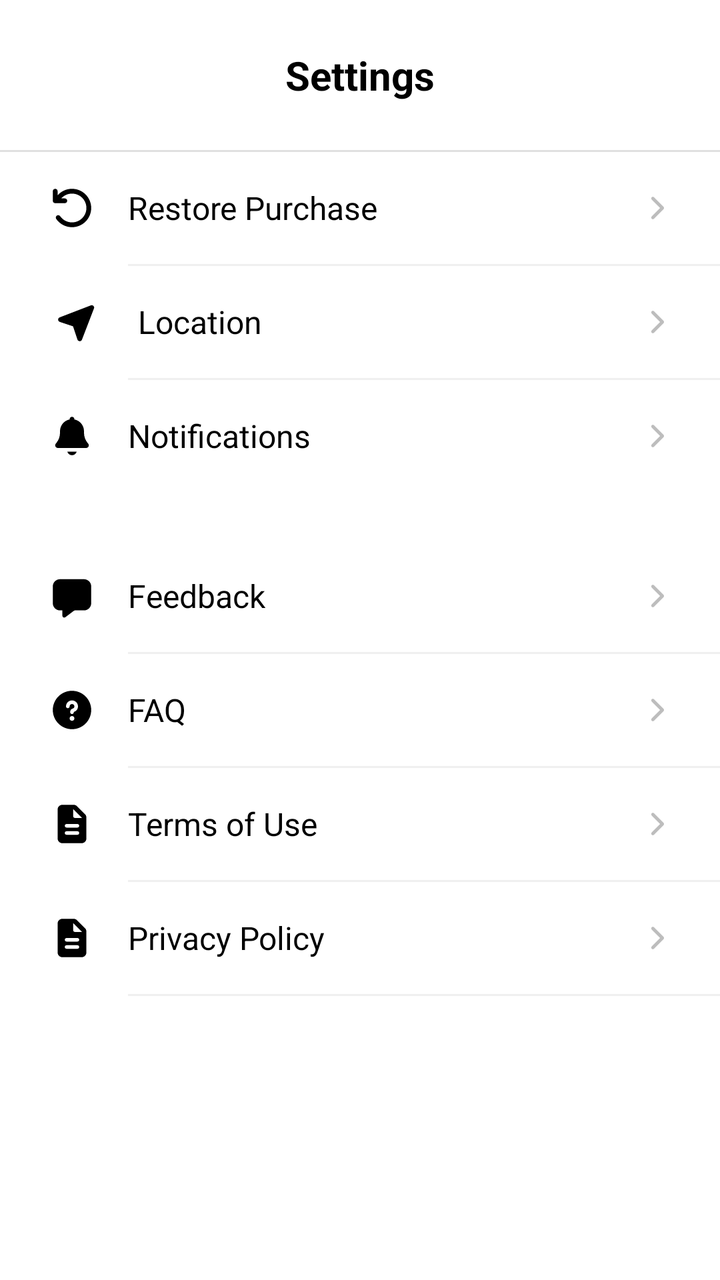
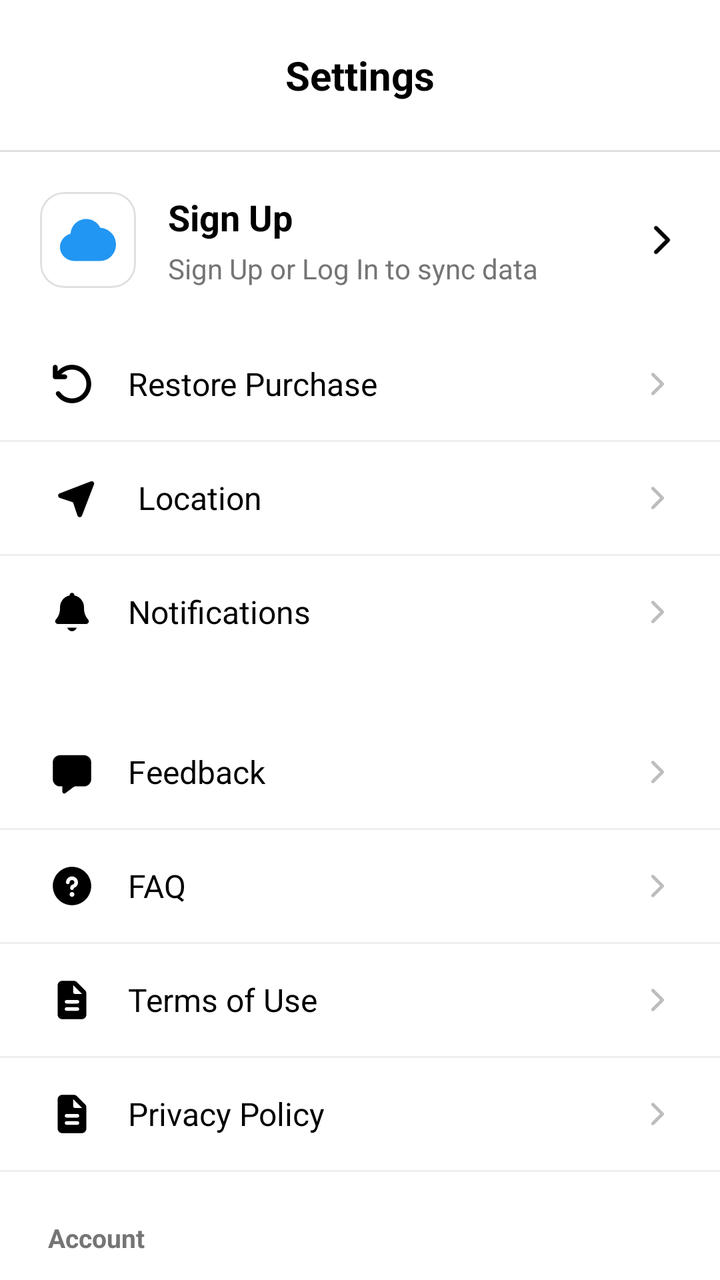

The first picture is an Android layout as it rendered before a commit; the second is the same layout after the commit. The layout source and the unified diff follow.
<!-- AndroidManifest.xml: application theme Theme.LeafyApp -->
<!-- res/layout/fragment_profile.xml -->
<?xml version="1.0" encoding="utf-8"?>
<androidx.core.widget.NestedScrollView xmlns:android="http://schemas.android.com/apk/res/android"
    xmlns:app="http://schemas.android.com/apk/res-auto"
    android:layout_width="match_parent"
    android:layout_height="match_parent"
    android:background="#FFFFFF"
    android:fillViewport="true">

    <LinearLayout
        android:layout_width="match_parent"
        android:layout_height="wrap_content"
        android:orientation="vertical">

        <TextView
            android:layout_width="match_parent"
            android:layout_height="wrap_content"
            android:gravity="center"
            android:paddingTop="24dp"
            android:paddingBottom="24dp"
            android:text="Settings"
            android:textColor="#000000"
            android:textSize="20sp"
            android:textStyle="bold" />

        <View
            android:layout_width="match_parent"
            android:layout_height="1dp"
            android:background="#E0E0E0" />

        <LinearLayout
            android:id="@+id/row_restore"
            android:layout_width="match_parent"
            android:layout_height="56dp"
            android:background="?attr/selectableItemBackground"
            android:clickable="true"
            android:focusable="true"
            android:gravity="center_vertical"
            android:orientation="horizontal"
            android:paddingStart="24dp"
            android:paddingEnd="24dp">

            <ImageView
                android:layout_width="24dp"
                android:layout_height="24dp"
                android:src="@drawable/arrow_rotate_left_solid_full"
                app:tint="#000000" />
            <TextView
                android:layout_width="0dp"
                android:layout_height="wrap_content"
                android:layout_marginStart="16dp"
                android:layout_weight="1"
                android:text="Restore Purchase"
                android:textColor="#000000"
                android:textSize="16sp" />

            <ImageView
                android:layout_width="16dp"
                android:layout_height="16dp"
                android:src="@drawable/ic_arrow_right"
                app:tint="#BDBDBD" />
        </LinearLayout>

        <View android:layout_width="match_parent" android:layout_height="1dp" android:background="#F0F0F0" android:layout_marginStart="64dp"/>

        <LinearLayout
            android:id="@+id/row_location"
            android:layout_width="match_parent"
            android:layout_height="56dp"
            android:background="?attr/selectableItemBackground"
            android:clickable="true"
            android:focusable="true"
            android:gravity="center_vertical"
            android:orientation="horizontal"
            android:paddingStart="24dp"
            android:paddingEnd="24dp">

            <ImageView
                android:layout_width="29dp"
                android:layout_height="24dp"
                android:src="@drawable/location_arrow_solid_full"
                app:tint="#000000" />

            <TextView
                android:layout_width="0dp"
                android:layout_height="wrap_content"
                android:layout_marginStart="16dp"
                android:layout_weight="1"
                android:text="Location"
                android:textColor="#000000"
                android:textSize="16sp" />

            <ImageView
                android:layout_width="16dp"
                android:layout_height="16dp"
                android:src="@drawable/ic_arrow_right"
                app:tint="#BDBDBD" />
        </LinearLayout>

        <View android:layout_width="match_parent" android:layout_height="1dp" android:background="#F0F0F0" android:layout_marginStart="64dp"/>

        <LinearLayout
            android:id="@+id/row_notifications"
            android:layout_width="match_parent"
            android:layout_height="56dp"
            android:background="?attr/selectableItemBackground"
            android:clickable="true"
            android:focusable="true"
            android:gravity="center_vertical"
            android:orientation="horizontal"
            android:paddingStart="24dp"
            android:paddingEnd="24dp">

            <ImageView
                android:layout_width="24dp"
                android:layout_height="24dp"
                android:src="@drawable/ic_notifications"
                app:tint="#000000" />

            <TextView
                android:layout_width="0dp"
                android:layout_height="wrap_content"
                android:layout_marginStart="16dp"
                android:layout_weight="1"
                android:text="Notifications"
                android:textColor="#000000"
                android:textSize="16sp" />

            <ImageView
                android:layout_width="16dp"
                android:layout_height="16dp"
                android:src="@drawable/ic_arrow_right"
                app:tint="#BDBDBD" />
        </LinearLayout>

        <View android:layout_width="match_parent" android:layout_height="24dp" />

        <LinearLayout
            android:id="@+id/row_feedback"
            android:layout_width="match_parent"
            android:layout_height="56dp"
            android:background="?attr/selectableItemBackground"
            android:gravity="center_vertical"
            android:orientation="horizontal"
            android:paddingStart="24dp"
            android:paddingEnd="24dp">

            <ImageView
                android:layout_width="24dp"
                android:layout_height="24dp"
                android:src="@drawable/message_solid_full"
                app:tint="#000000" />

            <TextView
                android:layout_width="0dp"
                android:layout_height="wrap_content"
                android:layout_marginStart="16dp"
                android:layout_weight="1"
                android:text="Feedback"
                android:textColor="#000000"
                android:textSize="16sp" />

            <ImageView
                android:layout_width="16dp"
                android:layout_height="16dp"
                android:src="@drawable/ic_arrow_right"
                app:tint="#BDBDBD" />
        </LinearLayout>

        <View android:layout_width="match_parent" android:layout_height="1dp" android:background="#F0F0F0" android:layout_marginStart="64dp"/>

        <LinearLayout
            android:id="@+id/row_faq"
            android:layout_width="match_parent"
            android:layout_height="56dp"
            android:background="?attr/selectableItemBackground"
            android:gravity="center_vertical"
            android:orientation="horizontal"
            android:paddingStart="24dp"
            android:paddingEnd="24dp">

            <ImageView
                android:layout_width="24dp"
                android:layout_height="24dp"
                android:src="@drawable/circle_question_solid_full"
                app:tint="#000000" />

            <TextView
                android:layout_width="0dp"
                android:layout_height="wrap_content"
                android:layout_marginStart="16dp"
                android:layout_weight="1"
                android:text="FAQ"
                android:textColor="#000000"
                android:textSize="16sp" />

            <ImageView
                android:layout_width="16dp"
                android:layout_height="16dp"
                android:src="@drawable/ic_arrow_right"
                app:tint="#BDBDBD" />
        </LinearLayout>

        <View android:layout_width="match_parent" android:layout_height="1dp" android:background="#F0F0F0" android:layout_marginStart="64dp"/>

        <LinearLayout
            android:id="@+id/row_term"
            android:layout_width="match_parent"
            android:layout_height="56dp"
            android:background="?attr/selectableItemBackground"
            android:gravity="center_vertical"
            android:orientation="horizontal"
            android:paddingStart="24dp"
            android:paddingEnd="24dp">

            <ImageView
                android:layout_width="24dp"
                android:layout_height="24dp"
                android:src="@drawable/file_lines_solid_full"
                app:tint="#000000" />

            <TextView
                android:layout_width="0dp"
                android:layout_height="wrap_content"
                android:layout_marginStart="16dp"
                android:layout_weight="1"
                android:text="Terms of Use"
                android:textColor="#000000"
                android:textSize="16sp" />

            <ImageView
                android:layout_width="16dp"
                android:layout_height="16dp"
                android:src="@drawable/ic_arrow_right"
                app:tint="#BDBDBD" />
        </LinearLayout>

        <View android:layout_width="match_parent" android:layout_height="1dp" android:background="#F0F0F0" android:layout_marginStart="64dp"/>

        <LinearLayout
            android:id="@+id/row_privacy"
            android:layout_width="match_parent"
            android:layout_height="56dp"
            android:background="?attr/selectableItemBackground"
            android:gravity="center_vertical"
            android:orientation="horizontal"
            android:paddingStart="24dp"
            android:paddingEnd="24dp">

            <ImageView
                android:layout_width="24dp"
                android:layout_height="24dp"
                android:src="@drawable/file_lines_solid_full"
                app:tint="#000000" />

            <TextView
                android:layout_width="0dp"
                android:layout_height="wrap_content"
                android:layout_marginStart="16dp"
                android:layout_weight="1"
                android:text="Privacy Policy"
                android:textColor="#000000"
                android:textSize="16sp" />

            <ImageView
                android:layout_width="16dp"
                android:layout_height="16dp"
                android:src="@drawable/ic_arrow_right"
                app:tint="#BDBDBD" />
        </LinearLayout>

        <View android:layout_width="match_parent" android:layout_height="1dp" android:background="#F0F0F0" android:layout_marginStart="64dp"/>

    </LinearLayout>
</androidx.core.widget.NestedScrollView>
<!-- resources referenced by this layout -->
<resources>
  <!-- drawable ic_arrow_right (drawable) -->
  <vector xmlns:android="http://schemas.android.com/apk/res/android" android:autoMirrored="true" android:height="640dp" android:viewportHeight="640" android:viewportWidth="640" android:width="640dp">
        
      <path android:fillColor="#FF000000" android:pathData="M471.1,297.4C483.6,309.9 483.6,330.2 471.1,342.7L279.1,534.7C266.6,547.2 246.3,547.2 233.8,534.7C221.3,522.2 221.3,501.9 233.8,489.4L403.2,320L233.9,150.6C221.4,138.1 221.4,117.8 233.9,105.3C246.4,92.8 266.7,92.8 279.2,105.3L471.2,297.3z"/>
      
  </vector>
  <!-- drawable message_solid_full (drawable) -->
  <vector xmlns:android="http://schemas.android.com/apk/res/android" android:autoMirrored="true" android:height="640dp" android:viewportHeight="640" android:viewportWidth="640" android:width="640dp">
        
      <path android:fillColor="#FF000000" android:pathData="M64,416L64,192C64,139 107,96 160,96L480,96C533,96 576,139 576,192L576,416C576,469 533,512 480,512L360,512C354.8,512 349.8,513.7 345.6,516.8L230.4,603.2C226.2,606.3 221.2,608 216,608C202.7,608 192,597.3 192,584L192,512L160,512C107,512 64,469 64,416z"/>
      
  </vector>
  <style name="Theme.LeafyApp" parent="Theme.Material3.DayNight.NoActionBar">
          
          <item name="android:windowNoTitle">true</item>
          <item name="windowNoTitle">true</item>
  
          
          <item name="android:windowFullscreen">true</item>
          <item name="android:statusBarColor">@android:color/transparent</item>
  
          
          <item name="colorPrimary">@color/purple_500</item>
          <item name="colorOnPrimary">@color/white</item>
          <item name="colorSecondary">@color/teal_200</item>
      </style>
  <color name="purple_500">#FF6200EE</color>
  <color name="white">#FFFFFFFF</color>
  <color name="teal_200">#FF03DAC5</color>
  <!-- unchanged entries left out for length: 5 -->
</resources>

<!-- the commit's change to res/layout/fragment_profile.xml (unified diff, before → after) -->
@@ -4,7 +4,10 @@
     android:layout_width="match_parent"
     android:layout_height="match_parent"
     android:background="#FFFFFF"
-    android:fillViewport="true">
+    android:fillViewport="true"
+    android:paddingBottom="105dp"
+    android:clipToPadding="false"
+    >
 
     <LinearLayout
         android:layout_width="match_parent"
@@ -28,6 +31,63 @@
             android:background="#E0E0E0" />
 
         <LinearLayout
+            android:id="@+id/card_sign_up_banner"
+            android:layout_width="match_parent"
+            android:layout_height="wrap_content"
+            android:orientation="horizontal"
+            android:gravity="center_vertical"
+            android:padding="20dp"
+            android:background="?attr/selectableItemBackground"
+            android:clickable="true"
+            android:focusable="true">
+
+            <com.google.android.material.card.MaterialCardView
+                android:layout_width="48dp"
+                android:layout_height="48dp"
+                app:cardCornerRadius="12dp"
+                app:cardElevation="0dp"
+                app:strokeWidth="1dp"
+                app:strokeColor="#E0E0E0"
+                app:cardBackgroundColor="#FFFFFF">
+                <ImageView
+                    android:layout_width="28dp"
+                    android:layout_height="28dp"
+                    android:layout_gravity="center"
+                    android:src="@drawable/ic_cloud"
+                    app:tint="#2196F3"/> </com.google.android.material.card.MaterialCardView>
+
+            <LinearLayout
+                android:layout_width="0dp"
+                android:layout_height="wrap_content"
+                android:layout_weight="1"
+                android:layout_marginStart="16dp"
+                android:orientation="vertical">
+
+                <TextView
+                    android:layout_width="wrap_content"
+                    android:layout_height="wrap_content"
+                    android:text="Sign Up"
+                    android:textColor="#000000"
+                    android:textSize="18sp"
+                    android:textStyle="bold"/>
+
+                <TextView
+                    android:layout_width="wrap_content"
+                    android:layout_height="wrap_content"
+                    android:text="Sign Up or Log In to sync data"
+                    android:textColor="#757575"
+                    android:textSize="14sp"
+                    android:layout_marginTop="4dp"/>
+            </LinearLayout>
+
+            <ImageView
+                android:layout_width="20dp"
+                android:layout_height="20dp"
+                android:src="@drawable/ic_arrow_right"
+                app:tint="#000000"/>
+        </LinearLayout>
+
+        <LinearLayout
             android:id="@+id/row_restore"
             android:layout_width="match_parent"
             android:layout_height="56dp"
@@ -60,7 +120,7 @@
                 app:tint="#BDBDBD" />
         </LinearLayout>
 
-        <View android:layout_width="match_parent" android:layout_height="1dp" android:background="#F0F0F0" android:layout_marginStart="64dp"/>
+        <View android:layout_width="match_parent" android:layout_height="1dp" android:background="#F0F0F0"/>
 
         <LinearLayout
             android:id="@+id/row_location"
@@ -96,7 +156,7 @@
                 app:tint="#BDBDBD" />
         </LinearLayout>
 
-        <View android:layout_width="match_parent" android:layout_height="1dp" android:background="#F0F0F0" android:layout_marginStart="64dp"/>
+        <View android:layout_width="match_parent" android:layout_height="1dp" android:background="#F0F0F0"/>
 
         <LinearLayout
             android:id="@+id/row_notifications"
@@ -166,7 +226,7 @@
                 app:tint="#BDBDBD" />
         </LinearLayout>
 
-        <View android:layout_width="match_parent" android:layout_height="1dp" android:background="#F0F0F0" android:layout_marginStart="64dp"/>
+        <View android:layout_width="match_parent" android:layout_height="1dp" android:background="#F0F0F0"/>
 
         <LinearLayout
             android:id="@+id/row_faq"
@@ -200,7 +260,7 @@
                 app:tint="#BDBDBD" />
         </LinearLayout>
 
-        <View android:layout_width="match_parent" android:layout_height="1dp" android:background="#F0F0F0" android:layout_marginStart="64dp"/>
+        <View android:layout_width="match_parent" android:layout_height="1dp" android:background="#F0F0F0"/>
 
         <LinearLayout
             android:id="@+id/row_term"
@@ -234,7 +294,7 @@
                 app:tint="#BDBDBD" />
         </LinearLayout>
 
-        <View android:layout_width="match_parent" android:layout_height="1dp" android:background="#F0F0F0" android:layout_marginStart="64dp"/>
+        <View android:layout_width="match_parent" android:layout_height="1dp" android:background="#F0F0F0"/>
 
         <LinearLayout
             android:id="@+id/row_privacy"
@@ -268,7 +328,156 @@
                 app:tint="#BDBDBD" />
         </LinearLayout>
 
-        <View android:layout_width="match_parent" android:layout_height="1dp" android:background="#F0F0F0" android:layout_marginStart="64dp"/>
+        <View android:layout_width="match_parent" android:layout_height="1dp" android:background="#F0F0F0"/>
+
+        <TextView
+            android:layout_width="wrap_content"
+            android:layout_height="wrap_content"
+            android:text="Account"
+            android:textColor="#757575"
+            android:textSize="13sp"
+            android:textStyle="bold"
+            android:layout_marginStart="24dp"
+            android:layout_marginTop="24dp"
+            android:layout_marginBottom="8dp"/>
+
+        <com.google.android.material.card.MaterialCardView
+            android:layout_width="match_parent"
+            android:layout_height="wrap_content"
+            android:layout_marginBottom="32dp"
+            app:cardCornerRadius="16dp"
+            app:cardElevation="0dp"
+            app:strokeWidth="0dp"
+            app:cardBackgroundColor="#FFFFFF">
+
+            <LinearLayout
+                android:layout_width="match_parent"
+                android:layout_height="wrap_content"
+                android:orientation="vertical">
+
+                <LinearLayout
+                    android:layout_width="match_parent"
+                    android:layout_height="64dp"
+                    android:gravity="center_vertical"
+                    android:orientation="horizontal"
+                    android:paddingHorizontal="16dp"
+                    android:background="?attr/selectableItemBackground">
+
+                    <com.google.android.material.card.MaterialCardView
+                        android:layout_width="36dp"
+                        android:layout_height="36dp"
+                        app:cardCornerRadius="18dp"
+                        app:cardElevation="0dp"
+                        app:cardBackgroundColor="#F5F5F5"
+                        app:strokeWidth="0dp">
+                        <ImageView
+                            android:layout_width="20dp"
+                            android:layout_height="20dp"
+                            android:layout_gravity="center"
+                            android:src="@drawable/ic_user_solid_full"
+                            app:tint="#1A1C1E" />
+                    </com.google.android.material.card.MaterialCardView>
+
+                    <TextView
+                        android:layout_width="wrap_content"
+                        android:layout_height="wrap_content"
+                        android:layout_marginStart="16dp"
+                        android:text="User ID"
+                        android:textColor="#1A1C1E"
+                        android:textSize="16sp"
+                        android:fontFamily="sans-serif-medium"/>
+
+                    <LinearLayout
+                        android:id="@+id/btn_copy_userid"
+                        android:layout_width="0dp"
+                        android:layout_height="match_parent"
+                        android:layout_weight="1"
+                        android:gravity="center_vertical|end"
+                        android:orientation="horizontal"
+                        android:clickable="true"
+                        android:focusable="true">
+
+                        <TextView
+                            android:id="@+id/tv_user_id"
+                            android:layout_width="wrap_content"
+                            android:layout_height="wrap_content"
+                            android:text="fLaLbUu62..."
+                            android:textColor="#757575"
+                            android:textSize="14sp"
+                            android:ellipsize="middle"
+                            android:maxWidth="120dp"
+                            android:maxLines="1"/>
+
+                        <ImageView
+                            android:layout_width="18dp"
+                            android:layout_height="18dp"
+                            android:layout_marginStart="8dp"
+                            android:src="@drawable/copy_solid_full"
+                            app:tint="#BDBDBD"/>
+                    </LinearLayout>
+                </LinearLayout>
+
+                <View android:layout_width="match_parent" android:layout_height="1dp" android:background="#F0F0F0"/>
+
+                <LinearLayout
+                    android:id="@+id/btn_logout"
+                    android:layout_width="match_parent"
+                    android:layout_height="64dp"
+                    android:gravity="center_vertical"
+                    android:orientation="horizontal"
+                    android:paddingHorizontal="16dp"
+                    android:clickable="true"
+                    android:focusable="true"
+                    android:background="?attr/selectableItemBackground">
+
+                    <TextView
+                        android:layout_width="0dp"
+                        android:layout_height="wrap_content"
+                        android:layout_weight="1"
+                        android:layout_marginStart="52dp"
+                        android:text="Logout"
+                        android:textColor="#F44336"
+                        android:textSize="16sp"
+                        android:fontFamily="sans-serif-medium"/>
+                    <ImageView
+                        android:layout_width="16dp"
+                        android:layout_height="16dp"
+                        android:src="@drawable/ic_arrow_right"
+                        app:tint="#E0E0E0" />
+                </LinearLayout>
+
+                <View android:layout_width="match_parent" android:layout_height="1dp" android:background="#F0F0F0"/>
+
+                <LinearLayout
+                    android:id="@+id/btn_delete_account"
+                    android:layout_width="match_parent"
+                    android:layout_height="64dp"
+                    android:gravity="center_vertical"
+                    android:orientation="horizontal"
+                    android:paddingHorizontal="16dp"
+                    android:clickable="true"
+                    android:focusable="true"
+                    android:background="?attr/selectableItemBackground">
+
+                    <TextView
+                        android:layout_width="0dp"
+                        android:layout_height="wrap_content"
+                        android:layout_weight="1"
+                        android:layout_marginStart="52dp"
+                        android:text="Delete Account"
+                        android:textColor="#D32F2F"
+                        android:textSize="16sp"
+                        android:fontFamily="sans-serif-medium"/>
+
+                    <ImageView
+                        android:layout_width="16dp"
+                        android:layout_height="16dp"
+                        android:src="@drawable/ic_arrow_right"
+                        app:tint="#E0E0E0" />
+                </LinearLayout>
+
+            </LinearLayout>
+        </com.google.android.material.card.MaterialCardView>
 
     </LinearLayout>
 </androidx.core.widget.NestedScrollView>
<!-- resource entries referenced after the edit -->
@@ -1,9 +1,34 @@
 <!-- resources referenced by this layout -->
 <resources>
+  <!-- drawable copy_solid_full (drawable) -->
+  <vector xmlns:android="http://schemas.android.com/apk/res/android" android:autoMirrored="true" android:height="640dp" android:viewportHeight="640" android:viewportWidth="640" android:width="640dp">
+        
+      <path android:fillColor="#FF000000" android:pathData="M288,64C252.7,64 224,92.7 224,128L224,384C224,419.3 252.7,448 288,448L480,448C515.3,448 544,419.3 544,384L544,183.4C544,166 536.9,149.3 524.3,137.2L466.6,81.8C454.7,70.4 438.8,64 422.3,64L288,64zM160,192C124.7,192 96,220.7 96,256L96,512C96,547.3 124.7,576 160,576L352,576C387.3,576 416,547.3 416,512L416,496L352,496L352,512L160,512L160,256L176,256L176,192L160,192z"/>
+      
+  </vector>
   <!-- drawable ic_arrow_right (drawable) -->
   <vector xmlns:android="http://schemas.android.com/apk/res/android" android:autoMirrored="true" android:height="640dp" android:viewportHeight="640" android:viewportWidth="640" android:width="640dp">
         
       <path android:fillColor="#FF000000" android:pathData="M471.1,297.4C483.6,309.9 483.6,330.2 471.1,342.7L279.1,534.7C266.6,547.2 246.3,547.2 233.8,534.7C221.3,522.2 221.3,501.9 233.8,489.4L403.2,320L233.9,150.6C221.4,138.1 221.4,117.8 233.9,105.3C246.4,92.8 266.7,92.8 279.2,105.3L471.2,297.3z"/>
+      
+  </vector>
+  <!-- drawable ic_cloud (drawable) -->
+  <vector xmlns:android="http://schemas.android.com/apk/res/android"
+      android:width="24dp"
+      android:height="24dp"
+      android:viewportWidth="32"
+      android:viewportHeight="32">
+    <path
+        android:pathData="M23.067,9.028C21.599,6.053 18.543,4 15,4C10.251,4 6.37,7.682 6.033,12.345C2.542,13.34 0,16.39 0,20C0,24.26 3.54,27.755 8,28L23,28C27.966,28 32,23.747 32,18.5C32,13.444 28.049,9.323 23.067,9.028"
+        android:strokeWidth="1"
+        android:fillColor="#CFE9FE"
+        android:fillType="evenOdd"
+        android:strokeColor="#00000000"/>
+  </vector>
+  <!-- drawable ic_user_solid_full (drawable) -->
+  <vector xmlns:android="http://schemas.android.com/apk/res/android" android:autoMirrored="true" android:height="640dp" android:viewportHeight="640" android:viewportWidth="640" android:width="640dp">
+        
+      <path android:fillColor="#FF000000" android:pathData="M320,312C386.3,312 440,258.3 440,192C440,125.7 386.3,72 320,72C253.7,72 200,125.7 200,192C200,258.3 253.7,312 320,312zM290.3,368C191.8,368 112,447.8 112,546.3C112,562.7 125.3,576 141.7,576L498.3,576C514.7,576 528,562.7 528,546.3C528,447.8 448.2,368 349.7,368L290.3,368z"/>
       
   </vector>
   <!-- drawable message_solid_full (drawable) -->
